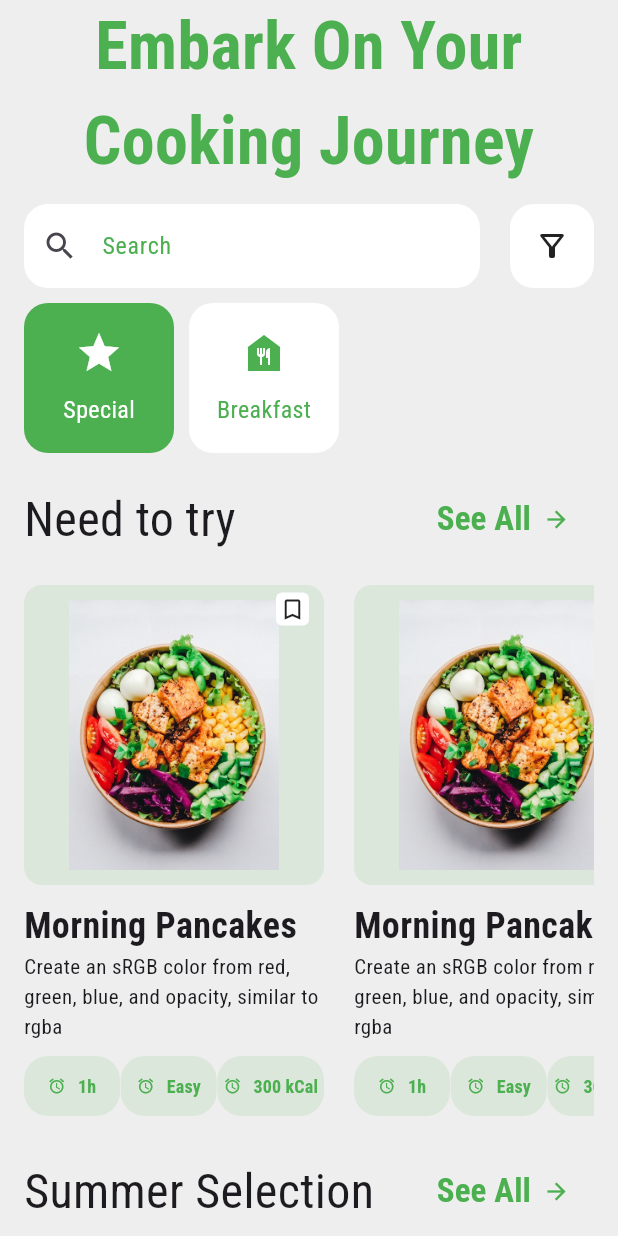
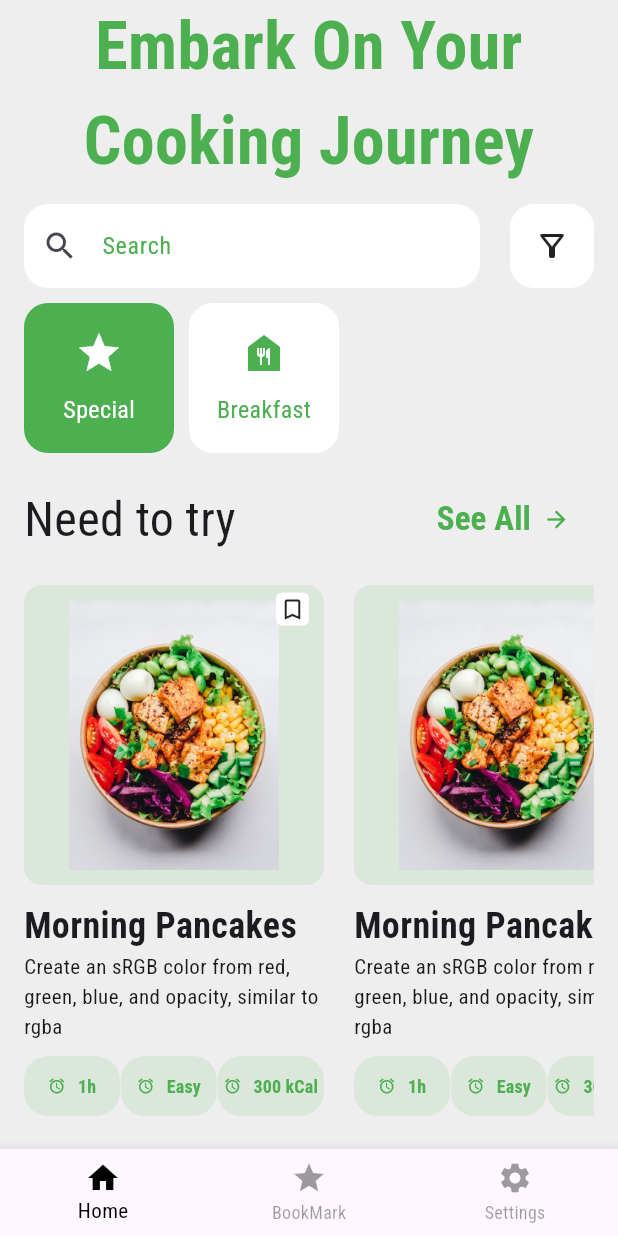
Before and after one commit to Luckystartech/recipe_app_class, a Flutter app: the screen it shows after launch, after a tap on "Explore the app", on a phone screen of 412 x 824 dp. Run offline on Flutter 3.47's test engine with Material 3 defaults, Android fonts, the phone set to English and light mode, and no system bars; our stand-ins replace google_fonts.

Commit message:
added bottom navigation bar

```diff
--- a/lib/screens/auth_screen.dart
+++ b/lib/screens/auth_screen.dart
@@ -1,5 +1,5 @@
 import 'package:flutter/material.dart';
-import 'package:recipe_app/screens/home_screen.dart';
+import 'package:recipe_app/screens/nav_screen.dart';
 import 'package:recipe_app/utils/color.dart';
 
 class AuthScreen extends StatelessWidget {
@@ -65,7 +65,7 @@ class AuthScreen extends StatelessWidget {
                 onPressed: () {
                   Navigator.of(context)
                       .push(MaterialPageRoute(builder: (context) {
-                    return const HomeScreen();
+                    return const NavScreen();
                   }));
                 },
                 label: const Text(
--- /dev/null
+++ b/lib/screens/nav_screen.dart
@@ -0,0 +1,44 @@
+import 'package:flutter/material.dart';
+import 'package:recipe_app/screens/bookmark_screen.dart';
+import 'package:recipe_app/screens/home_screen.dart';
+import 'package:recipe_app/screens/settings_screen.dart';
+
+class NavScreen extends StatefulWidget {
+  const NavScreen({super.key});
+
+  @override
+  State<NavScreen> createState() => _NavScreenState();
+}
+
+class _NavScreenState extends State<NavScreen> {
+  final List<Widget> screens = const [
+    HomeScreen(),
+    BookmarkScreen(),
+    SettingsScreen(),
+  ];
+
+  int selectedIndex = 0;
+  @override
+  Widget build(BuildContext context) {
+    return Scaffold(
+      body: screens[selectedIndex],
+      bottomNavigationBar: BottomNavigationBar(
+          currentIndex: selectedIndex,
+          onTap: (currentIndex) {
+
+            setState((){
+              selectedIndex = currentIndex;
+            });
+          },
+          selectedItemColor: Colors.black,
+          unselectedItemColor: Colors.black38,
+          type: BottomNavigationBarType.fixed,
+          items: const [
+            BottomNavigationBarItem(icon: Icon(Icons.home), label: 'Home'),
+            BottomNavigationBarItem(icon: Icon(Icons.star), label: 'BookMark'),
+            BottomNavigationBarItem(
+                icon: Icon(Icons.settings), label: 'Settings'),
+          ]),
+    );
+  }
+}
```
Also changed, not shown: lib/screens/bookmark_screen.dart (added, +12 -0 lines), lib/screens/settings_screen.dart (added, +12 -0 lines).
